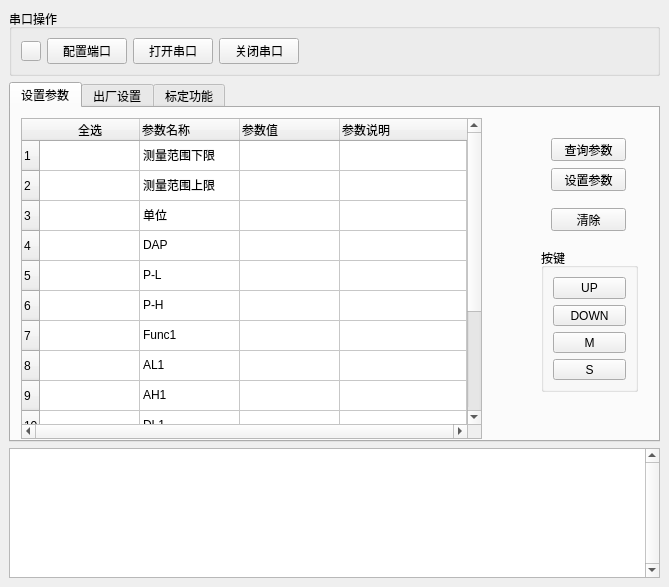
Qt form UI/MainUi.ui (lulei2147/CalibrationTool) before a commit.
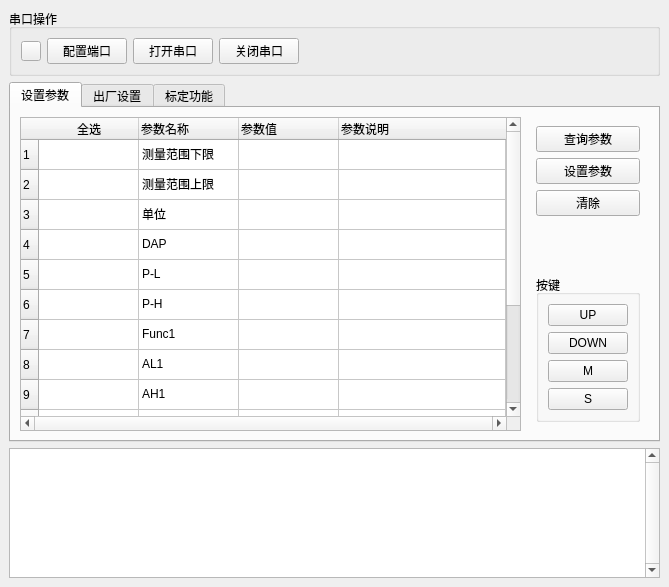
The same form after that commit.

Commit message: 1.“清除”按钮按下后，使“设置参数按钮”disable 2.tableWidget调用setFlags时会触发itemChanged信号，这里调用前要disconnect信号 3.修复bug: cbox_X.isChecked -> open usart -> query parameters -> btn_setParam is not enabled

What changed in the file:
```diff
--- a/UI/MainUi.ui
+++ b/UI/MainUi.ui
@@ -96,15 +96,11 @@
            <attribute name="title">
             <string>设置参数</string>
            </attribute>
+           <layout class="QGridLayout" name="gridLayout_4">
+            <item row="0" column="0">
+             <layout class="QHBoxLayout" name="horizontalLayout" stretch="14,3">
+              <item>
            <widget class="QTableWidget" name="tableWidget">
-            <property name="geometry">
-             <rect>
-              <x>10</x>
-              <y>10</y>
-              <width>461</width>
-              <height>321</height>
-             </rect>
-            </property>
             <property name="verticalScrollBarPolicy">
              <enum>Qt::ScrollBarAlwaysOn</enum>
             </property>
@@ -642,24 +638,52 @@
              </property>
             </item>
            </widget>
+              </item>
+              <item>
            <widget class="QWidget" name="widget" native="true">
-            <property name="geometry">
-             <rect>
-              <x>480</x>
-              <y>20</y>
-              <width>151</width>
-              <height>281</height>
-             </rect>
-            </property>
+                <layout class="QFormLayout" name="formLayout">
+                 <item row="0" column="0">
+                  <layout class="QVBoxLayout" name="verticalLayout_5">
+                   <item>
+                    <layout class="QVBoxLayout" name="verticalLayout_4">
+                     <item>
+                      <widget class="QPushButton" name="btn_queryParam">
+                       <property name="text">
+                        <string>查询参数</string>
+                       </property>
+                      </widget>
+                     </item>
+                     <item>
+                      <widget class="QPushButton" name="btn_setParam">
+                       <property name="text">
+                        <string>设置参数</string>
+                       </property>
+                      </widget>
+                     </item>
+                     <item>
+                      <widget class="QPushButton" name="btn_clear">
+                       <property name="text">
+                        <string>清除</string>
+                       </property>
+                      </widget>
+                     </item>
+                     <item>
+                      <spacer name="verticalSpacer">
+                       <property name="orientation">
+                        <enum>Qt::Vertical</enum>
+                       </property>
+                       <property name="sizeHint" stdset="0">
+                        <size>
+                         <width>20</width>
+                         <height>40</height>
+                        </size>
+                       </property>
+                      </spacer>
+                     </item>
+                    </layout>
+                   </item>
+                   <item>
             <widget class="QGroupBox" name="groupBox_2">
-             <property name="geometry">
-              <rect>
-               <x>50</x>
-               <y>120</y>
-               <width>97</width>
-               <height>144</height>
-              </rect>
-             </property>
              <property name="title">
               <string>按键</string>
              </property>
@@ -698,46 +722,15 @@
               </item>
              </layout>
             </widget>
-            <widget class="QPushButton" name="btn_queryParam">
-             <property name="geometry">
-              <rect>
-               <x>60</x>
-               <y>10</y>
-               <width>75</width>
-               <height>23</height>
-              </rect>
-             </property>
-             <property name="text">
-              <string>查询参数</string>
-             </property>
-            </widget>
-            <widget class="QPushButton" name="btn_setParam">
-             <property name="geometry">
-              <rect>
-               <x>60</x>
-               <y>40</y>
-               <width>75</width>
-               <height>23</height>
-              </rect>
-             </property>
-             <property name="text">
-              <string>设置参数</string>
-             </property>
-            </widget>
-            <widget class="QPushButton" name="btn_clear">
-             <property name="geometry">
-              <rect>
-               <x>60</x>
-               <y>80</y>
-               <width>75</width>
-               <height>23</height>
-              </rect>
-             </property>
-             <property name="text">
-              <string>清除</string>
-             </property>
-            </widget>
-           </widget>
+                   </item>
+                  </layout>
+                 </item>
+                </layout>
+               </widget>
+              </item>
+             </layout>
+            </item>
+           </layout>
           </widget>
           <widget class="QWidget" name="tab_2">
            <attribute name="title">
```
Lines whose indentation alone changed are shown as unchanged. The commit also changes 2 other files.
